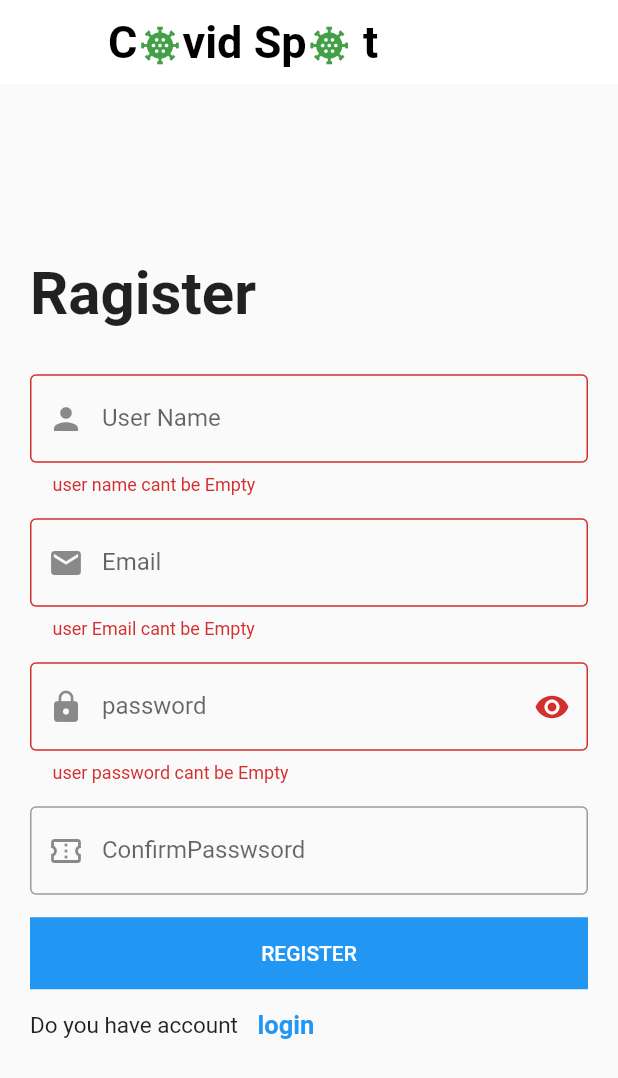
After one commit to mustafamagdy635/Detect_Covid19, a Flutter app: the register screen opened by its route, after a tap on "REGISTER", on a phone screen of 412 x 824 dp. The commit adds this screen. Shown: the top 1078 px of the screen. Run offline on Flutter 3.47's test engine with Material 2 defaults, Android fonts, the phone set to English and light mode, and no system bars; our stand-ins replace google_fonts, image_picker, shared_preferences; accounts and stored records are empty; network calls fail.

Commit message:
first commit

```diff
--- a/lib/main.dart
+++ b/lib/main.dart
@@ -1,6 +1,10 @@
+import 'package:detect_covid19/modules/edit/edit-profile.dart';
 import 'package:detect_covid19/modules/home/home.dart';
 import 'package:detect_covid19/modules/login/login.dart';
+import 'package:detect_covid19/modules/register/registration.dart';
 import 'package:flutter/material.dart';
+
+import 'modules/about/About.dart';
 
 void main() {
   runApp(detect());
@@ -15,6 +19,17 @@ class detect extends StatelessWidget {
       routes: {
         'Home':(context){
           return Home();
+        },
+        'register':(context){
+          return register();
+        },
+
+        'login':(context){
+          return login();
+        },
+
+        'EditProfile':(context){
+          return EditProfile();
         }
       },
       home: login(),
--- a/lib/modules/login/login.dart
+++ b/lib/modules/login/login.dart
@@ -1,10 +1,10 @@
 import 'dart:convert';
-
 import 'package:detect_covid19/shared/components/components.dart';
+import 'package:detect_covid19/shared/components/consstant.dart';
 import 'package:flutter/cupertino.dart';
 import 'package:flutter/material.dart';
 import 'package:http/http.dart' as http;
-
+import 'package:shared_preferences/shared_preferences.dart';
 class login extends StatefulWidget {
   @override
   _loginState createState() => _loginState();
@@ -14,8 +14,19 @@ class _loginState extends State<login> {
    var emailController = TextEditingController();
   var passwordController = TextEditingController();
   var FormKeyLogin = GlobalKey<FormState>();
-  bool ispassword = true;
 
+
+   SavePref(String id,String Name, String Email ,String image) async {
+     SharedPreferences preferences = await SharedPreferences.getInstance();
+     preferences.setString("id",id);
+     preferences.setString("Name", Name);
+     preferences.setString("Email", Email);
+     preferences.setString("image", image);
+     print(preferences.getString("id"));
+     print(preferences.getString("Name"));
+     print(preferences.getString("Email"));
+     print(preferences.getString("image"));
+   }
   Singin() async {
     var formdate = FormKeyLogin.currentState;
     if (formdate.validate()) {
@@ -23,30 +34,36 @@ class _loginState extends State<login> {
         "Email": emailController.text,
         "Password": passwordController.text
       };
-      var url = "http://10.0.2.2/detect-covid19/login.php";
+      var url = Uri.parse('http://10.0.2.2/detect-covid19/login.php');
       var response = await http.post(url, body: data);
       var responsebody = jsonDecode(response.body);
       if (responsebody['status'] == "success") {
-        print('welcom ');
+       SavePref(responsebody['userId'],responsebody['useNnam'], responsebody['userEmail'],responsebody['image']);
+        print("valid");
+
         Navigator.of(context).pushNamed("Home");
-      } else {
+      }  else {
         showdialogall(context, "Error!", "Email Or Password Invalid");
       }
     } else {
-      print('Login Faild');
+      print('Login failed');
     }
   }
 
   @override
   Widget build(BuildContext context) {
     return Scaffold(
-      appBar: AppBar(),
+      /*appBar: AppBar(leading: Icon(Icons.double_arrow),
+        title: titleCovidSpot(),
+        backgroundColor: Colors.white,
+        elevation: 0,),*/
       body: Padding(
         padding: const EdgeInsets.all(20),
         child: Center(
           child: SingleChildScrollView(
             child: Column(
               mainAxisAlignment: MainAxisAlignment.center,
+
               children: [
                 titleCovidSpot(),
                 SizedBox(
@@ -55,6 +72,7 @@ class _loginState extends State<login> {
                 Form(
                   key: FormKeyLogin,
                   child: Column(
+                    crossAxisAlignment: CrossAxisAlignment.start,
                     children: [
                       Text(
                         'Login',
@@ -65,11 +83,11 @@ class _loginState extends State<login> {
                         height: 30,
                       ),
                       DefaultTextFormField(
-                          type: TextInputType.name,
+                          type: TextInputType.emailAddress,
                           controller: emailController,
                           icon: Icons.email,
                           lable: 'Email',
-                          validation: ValidEmail,
+                          validation: emailValid,
 
                       ),
                       SizedBox(
@@ -89,12 +107,13 @@ class _loginState extends State<login> {
                           suffix: ispassword
                               ? Icons.visibility
                               : Icons.visibility_off,
-                          validation:ValidPassword,
+                          validation:passwordValid,
 
                       ),
                       SizedBox(
                         height: 15,
                       ),
+
                     ],
                   ),
                 ),
@@ -106,7 +125,7 @@ class _loginState extends State<login> {
                 TextLoginAccount(
                     stringtext: 'Don\'t have account?',
                     textbutton: 'Register Now',
-                    OnpressdTextButton: () {}),
+                    OnpressdTextButton: () { Navigator.of(context).pushNamed("register");}),
               ],
             ),
           ),
--- /dev/null
+++ b/lib/modules/register/registration.dart
@@ -0,0 +1,152 @@
+import 'dart:convert';
+import 'package:detect_covid19/modules/login/login.dart';
+import 'package:detect_covid19/shared/components/components.dart';
+import 'package:detect_covid19/shared/components/consstant.dart';
+import 'package:flutter/cupertino.dart';
+import 'package:flutter/material.dart';
+import 'package:flutter/services.dart';
+import 'package:http/http.dart' as http;
+
+class register extends StatefulWidget {
+  @override
+  _registerState createState() => _registerState();
+}
+
+class _registerState extends State<register> {
+  var registerForm              = GlobalKey<FormState>();
+  var userNameController        = TextEditingController();
+  var emailController           = TextEditingController();
+  var passwordController        = TextEditingController();
+  var confirmPasswordController = TextEditingController();
+
+  String confirmPasswordValid(String value) {
+    if(value!=passwordController.text){
+      return 'password not equel ';
+    }
+  }
+  Signup() async {
+    var formdate = registerForm.currentState;
+    if (formdate.validate()) {
+      var data = {
+        "Name": userNameController.text,
+        "Email": emailController.text,
+        "Password": passwordController.text,
+      };
+    //  var url = "http://10.0.2.2/detect-covid19/add.php";
+      var url = Uri.parse('http://10.0.2.2/detect-covid19/add.php');
+      var response = await http.post(url, body: data);
+      var respnsebody = jsonDecode(response.body);
+      if (respnsebody['status'] == "success") {
+        print(' valid');
+        Navigator.of(context).pushNamed("login");
+      }
+    } else {
+      print('Not valid');
+    }
+  }
+
+
+  @override
+  Widget build(BuildContext context) {
+    return Scaffold(
+    appBar: AppBar(
+      leading: Icon(Icons.double_arrow),
+      title: titleCovidSpot(),
+      backgroundColor: Colors.white,
+      elevation: 0,
+    ),
+      body:
+      Padding(
+        padding: const EdgeInsets.all(20),
+        child: Center(
+          child: SingleChildScrollView(
+            child: Column(
+              mainAxisAlignment: MainAxisAlignment.center,
+              children: [
+
+                Form(
+                  key: registerForm,
+                  child: Column(
+                    crossAxisAlignment: CrossAxisAlignment.start,
+                    children:[
+
+                      Text('Ragister',
+                      style: TextStyle(fontSize: 40,
+                      fontWeight: FontWeight.bold,
+                      ),
+                      ),
+
+    SizedBox(height: 30,),
+
+    DefaultTextFormField(
+                    controller: userNameController,
+                    lable: 'User Name',
+                    icon: Icons.person,
+                    type: TextInputType.text,
+                    validation:userNameValid,
+    ),
+
+    SizedBox(
+                  height: 15,
+    ),
+
+    DefaultTextFormField(
+                    controller:emailController,
+                    lable: 'Email',
+                    icon: Icons.email,
+                    type: TextInputType.emailAddress,
+                    validation: emailValid,
+    ),
+                      SizedBox(
+                        height: 15,
+                      ),
+    DefaultTextFormField(
+                    controller: passwordController,
+                    lable: 'password',
+                    icon: Icons.lock,
+                    type: TextInputType.visiblePassword,
+                    validation: passwordValid,
+                  ispassword:ispassword ,
+                  suffixonPressed: (){
+                      setState(() {
+                        ispassword=!ispassword;
+                      });
+                  },
+                  suffix: ispassword ?Icons.visibility:Icons.visibility_off,
+
+    ),
+
+                      SizedBox(
+                        height: 15,
+                      ),
+                      DefaultTextFormField(
+                          controller: confirmPasswordController,
+                          lable: 'ConfirmPasswsord',
+                          icon: Icons.confirmation_num_outlined,
+                          type: TextInputType.visiblePassword,
+                          validation: confirmPasswordValid,
+                      ),
+                      SizedBox(height: 15,),
+
+                    ],
+                  ),
+
+                ),
+                defaultButtom(
+                    onpressedfunction:Signup,
+                    text: 'register'),
+                TextLoginAccount(
+                    OnpressdTextButton: (){
+                      Navigator.of(context).pushNamed("login");
+                    },
+                    stringtext:'Do you have account',
+                  textbutton: 'login'
+                )
+              ],
+            ),
+          ),
+        ),
+      ),
+    );
+  }
+}
--- a/lib/shared/components/components.dart
+++ b/lib/shared/components/components.dart
@@ -81,14 +81,17 @@ Widget DefaultTextFormField({
   IconData suffix,
   Function suffixonPressed,
   bool ispassword = false,
+     String hint,
 }) =>
     TextFormField(
       keyboardType: type,
       obscureText: ispassword,
       validator: validation,
       controller: controller,
+
       decoration: InputDecoration(
         labelText: lable,
+        hintText: hint,
         prefixIcon: Icon(icon),
         suffixIcon: suffix != null
             ? IconButton(onPressed: suffixonPressed, icon: Icon(suffix))
@@ -150,7 +153,7 @@ showdialogall(context, String mytitle, String mycontent) {
       });
 }
 
-String ValidPassword(val) {
+String passwordValid(val) {
   if (val.trim().isEmpty) {
     return ' user password cant be Empty';
   }
@@ -163,7 +166,7 @@ String ValidPassword(val) {
   }
 }
 
-String ValidEmail(val) {
+String emailValid(val) {
   if (val.trim().isEmpty) {
     return ' user Email cant be Empty';
   }
@@ -171,7 +174,7 @@ String ValidEmail(val) {
     return ' user Email cant be less than 4';
   }
 
-  if (val.trim().length > 20) {
+  if (val.trim().length > 50) {
     return ' user Email cant be more 20 ';
   }
   RegExp regex = new RegExp(pattern);
@@ -179,3 +182,17 @@ String ValidEmail(val) {
     return 'example@gmail.com';
   }
 }
+
+
+String userNameValid(String value){
+  if (value.trim() .isEmpty){
+    return ' user name cant be Empty';
+  }
+  if (value.trim() .length< 4){
+    return ' user name cant be less than 4';
+  }
+
+  if (value.trim() .length> 20){
+    return ' user name cant be more 20 ';
+  }
+}
--- a/lib/shared/components/consstant.dart
+++ b/lib/shared/components/consstant.dart
@@ -0,0 +1,3 @@
+import 'package:flutter/material.dart';
+bool ispassword =true;
+const kMainColor=Color(0xFFb40700);
```
Also changed, not shown: lib/modules/edit/edit-profile.dart (added, +204 -0 lines), lib/modules/home/home.dart (+16 -1 lines), lib/shared/components/drawer.dart (added, +88 -0 lines), pubspec.yaml (+7 -3 lines), lib/modules/about/About.dart (added), pubspec.lock.
